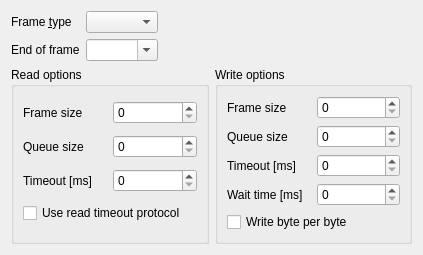
This is src/mdtport/mdtPortConfigWidget.ui in scandyna/multidiagtools as Qt 5 draws it before an edit. The edited form follows.
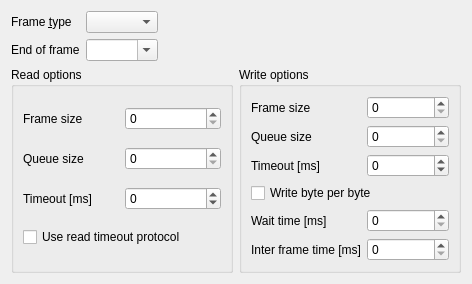
This is the edited form.

Diff of the .ui file:
```diff
--- a/src/mdtport/mdtPortConfigWidget.ui
+++ b/src/mdtport/mdtPortConfigWidget.ui
@@ -6,8 +6,8 @@
    <rect>
     <x>0</x>
     <y>0</y>
-    <width>423</width>
-    <height>224</height>
+    <width>472</width>
+    <height>274</height>
    </rect>
   </property>
   <property name="windowTitle">
@@ -124,6 +124,9 @@
         </item>
         <item row="2" column="1">
          <widget class="QSpinBox" name="sbReadTimeout">
+          <property name="minimum">
+           <number>-1</number>
+          </property>
           <property name="maximum">
            <number>30000</number>
           </property>
@@ -158,6 +161,13 @@
           </property>
          </widget>
         </item>
+        <item row="0" column="1">
+         <widget class="QSpinBox" name="sbWriteFrameSize">
+          <property name="maximum">
+           <number>5000</number>
+          </property>
+         </widget>
+        </item>
         <item row="1" column="0">
          <widget class="QLabel" name="lbWriteQueueSize">
           <property name="text">
@@ -187,22 +197,22 @@
         </item>
         <item row="2" column="1">
          <widget class="QSpinBox" name="sbWriteTimeout">
+          <property name="minimum">
+           <number>-1</number>
+          </property>
           <property name="maximum">
            <number>30000</number>
           </property>
          </widget>
         </item>
-        <item row="3" column="1">
-         <widget class="QSpinBox" name="sbWriteMinWaitTime">
-          <property name="toolTip">
-           <string>Time to wait before sending a frame, or a byte if &quot;Write byte per byte&quot; option is set.</string>
-          </property>
-          <property name="maximum">
-           <number>5000</number>
+        <item row="3" column="0" colspan="2">
+         <widget class="QCheckBox" name="cbBytePerByteWrite">
+          <property name="text">
+           <string>Write byte per byte</string>
           </property>
          </widget>
         </item>
-        <item row="3" column="0">
+        <item row="4" column="0">
          <widget class="QLabel" name="lbWriteMinWaitTime">
           <property name="text">
            <string>Wait time [ms]</string>
@@ -212,15 +222,31 @@
           </property>
          </widget>
         </item>
-        <item row="4" column="0" colspan="2">
-         <widget class="QCheckBox" name="cbBytePerByteWrite">
+        <item row="4" column="1">
+         <widget class="QSpinBox" name="sbWriteMinWaitTime">
+          <property name="toolTip">
+           <string>Time to wait before sending a byte if &quot;Write byte per byte&quot; option is set.</string>
+          </property>
+          <property name="maximum">
+           <number>5000</number>
+          </property>
+         </widget>
+        </item>
+        <item row="5" column="0">
+         <widget class="QLabel" name="lbWriteInterframeTime">
           <property name="text">
-           <string>Write byte per byte</string>
+           <string>Inter frame time [ms]</string>
+          </property>
+          <property name="buddy">
+           <cstring>sbWriteInterframeTime</cstring>
           </property>
          </widget>
         </item>
-        <item row="0" column="1">
-         <widget class="QSpinBox" name="sbWriteFrameSize">
+        <item row="5" column="1">
+         <widget class="QSpinBox" name="sbWriteInterframeTime">
+          <property name="toolTip">
+           <string/>
+          </property>
           <property name="maximum">
            <number>5000</number>
           </property>
```
Left out of the diff: 3 changed lines with no effect on the pictures.
